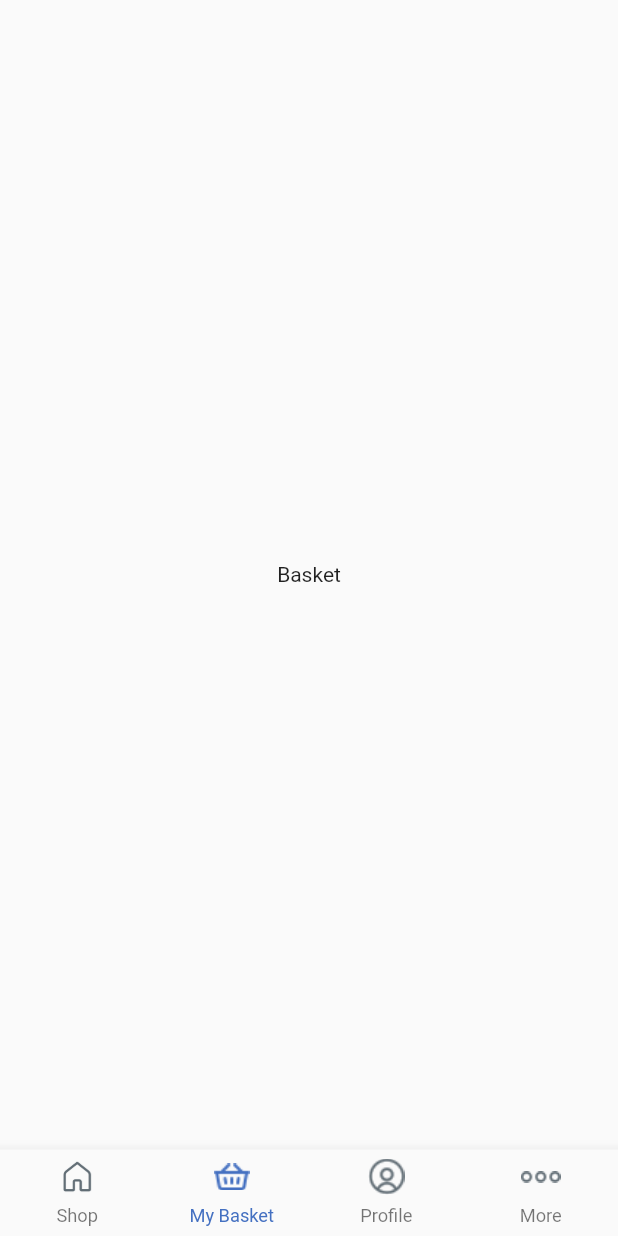
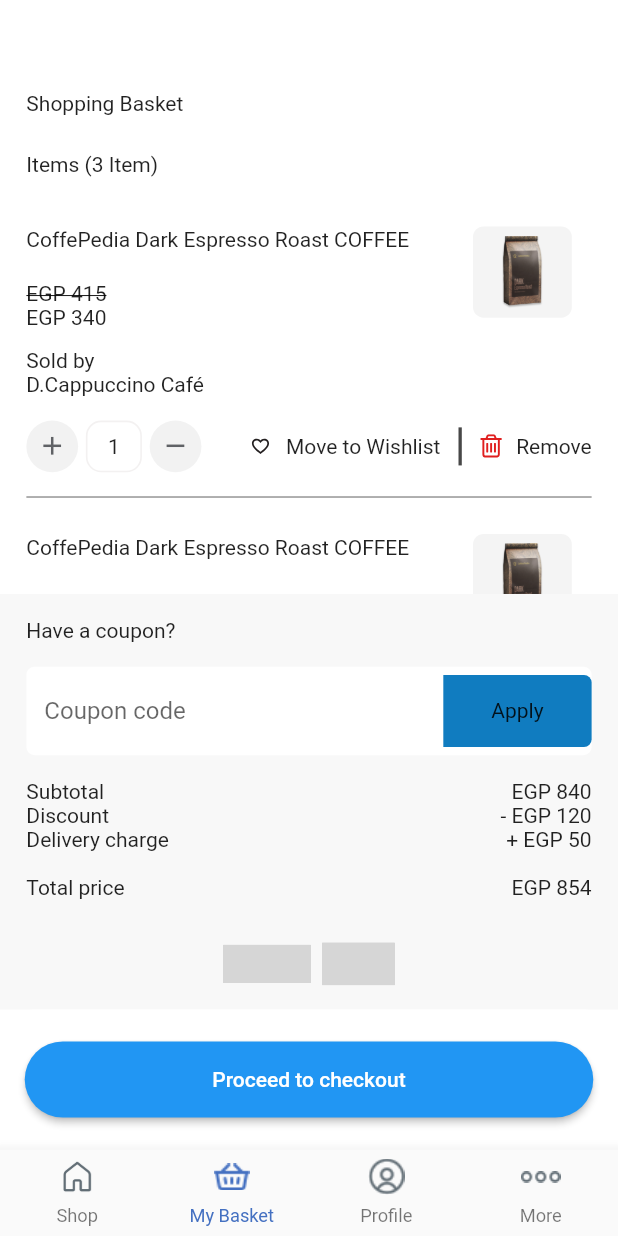
Before and after one commit to CofePedia/coffee_pedia_mobile_app, a Flutter app: the HomePage screen opened directly, item 2 of the bottom bar chosen, on a phone screen of 412 x 824 dp. Run offline on Flutter 3.47's test engine with Material 2 defaults, Android fonts, the phone set to English and light mode, and no system bars; our stand-ins replace bot_toast, easy_localization, flutter_screenutil, flutter_svg; project files that could hold a hidden picture were left out; grey boxes are pictures that could not be loaded.

Commit message:
finish checkout pop up and check out items screen.

```diff
--- /dev/null
+++ b/lib/ui/checkout_items_screen.dart
@@ -0,0 +1,337 @@
+import 'package:coffepedia/generated/assets.dart';
+import 'package:flutter/material.dart';
+import 'package:flutter_screenutil/flutter_screenutil.dart';
+import 'package:flutter_svg/flutter_svg.dart';
+
+class CheckoutItemsScreen extends StatelessWidget {
+  const CheckoutItemsScreen({Key? key}) : super(key: key);
+
+  @override
+  Widget build(BuildContext context) {
+    return Scaffold(
+      backgroundColor: Colors.white,
+      bottomNavigationBar: Container(
+        width: MediaQuery.of(context).size.width,
+        height: 92.h,
+        padding: EdgeInsets.symmetric(
+          vertical: 21.h,
+          horizontal: 15.w,
+        ),
+        decoration: BoxDecoration(
+          color: Colors.white,
+          borderRadius: BorderRadius.only(
+            topLeft: Radius.circular(22.r),
+            topRight: Radius.circular(22.r),
+          ),
+        ),
+        child: ElevatedButton(
+          onPressed: () {},
+          style: ButtonStyle(
+            shape: MaterialStateProperty.all(
+              RoundedRectangleBorder(
+                borderRadius: BorderRadius.circular(25.r),
+              ),
+            ),
+          ),
+          child: Text("Proceed to checkout"),
+        ),
+      ),
+      body: Container(
+        width: MediaQuery.of(context).size.width,
+        height: MediaQuery.of(context).size.height,
+        child: Column(
+          mainAxisAlignment: MainAxisAlignment.start,
+          crossAxisAlignment: CrossAxisAlignment.start,
+          children: [
+            SizedBox(
+              height: 60.h,
+            ),
+            Padding(
+              padding: EdgeInsets.symmetric(horizontal: 16.w),
+              child: Column(
+                crossAxisAlignment: CrossAxisAlignment.start,
+                children: [
+                  Text("Shopping Basket"),
+                  Padding(
+                    padding: EdgeInsets.symmetric(
+                      vertical: 24.6.h,
+                      horizontal: 0,
+                    ),
+                    child: Text("Items (3 Item)"),
+                  ),
+                ],
+              ),
+            ),
+            Expanded(
+              child: Container(
+                width: MediaQuery.of(context).size.width,
+                child: ListView.separated(
+                  padding: EdgeInsets.symmetric(horizontal: 16.w),
+                  itemBuilder: (context, index) {
+                    return CheckoutItems();
+                  },
+                  separatorBuilder: (context, index) {
+                    return Container(
+                      width: MediaQuery.of(context).size.width,
+                      margin: EdgeInsets.symmetric(vertical: 15.75.h),
+                      height: 1.h,
+                      color: Color(0xff979797),
+                    );
+                  },
+                  itemCount: 2,
+                ),
+              ),
+            ),
+            Container(
+              width: MediaQuery.of(context).size.width,
+              color: Color(0xffF8F8F8),
+              padding: EdgeInsets.symmetric(
+                horizontal: 16.w,
+                vertical: 16.h,
+              ),
+              child: Column(
+                mainAxisAlignment: MainAxisAlignment.start,
+                crossAxisAlignment: CrossAxisAlignment.start,
+                children: [
+                  Text("Have a coupon?"),
+                  Padding(
+                    padding: EdgeInsets.symmetric(vertical: 16.h),
+                    child: TextFormField(
+                      decoration: InputDecoration(
+                        fillColor: Colors.white,
+                        filled: true,
+                        hintText: "Coupon code",
+                        border: OutlineInputBorder(
+                          borderRadius: BorderRadius.circular(5.w),
+                          borderSide: BorderSide(
+                            color: Colors.transparent,
+                            width: 0,
+                          ),
+                        ),
+                        enabledBorder: OutlineInputBorder(
+                          borderRadius: BorderRadius.circular(5.w),
+                          borderSide: BorderSide(
+                            color: Colors.transparent,
+                            width: 0,
+                          ),
+                        ),
+                        suffixIcon: Container(
+                          width: 90.w,
+                          decoration: BoxDecoration(
+                            borderRadius: BorderRadius.only(
+                              bottomRight: Radius.circular(5.r),
+                              topRight: Radius.circular(5.r),
+                            ),
+                            color: Color(0xff107CC0),
+                          ),
+                          alignment: Alignment.center,
+                          child: Text("Apply"),
+                        ),
+                      ),
+                    ),
+                  ),
+                  Row(
+                    mainAxisAlignment: MainAxisAlignment.spaceBetween,
+                    children: [
+                      Text("Subtotal"),
+                      Text("EGP 840"),
+                    ],
+                  ),
+                  Row(
+                    mainAxisAlignment: MainAxisAlignment.spaceBetween,
+                    children: [
+                      Text("Discount"),
+                      Text("- EGP 120"),
+                    ],
+                  ),
+                  Row(
+                    mainAxisAlignment: MainAxisAlignment.spaceBetween,
+                    children: [
+                      Text("Delivery charge"),
+                      Text("+ EGP 50"),
+                    ],
+                  ),
+                  Padding(
+                    padding: EdgeInsets.only(top: 16.h, bottom: 28.h),
+                    child: Row(
+                      mainAxisAlignment: MainAxisAlignment.spaceBetween,
+                      children: [
+                        Text("Total price"),
+                        Text("EGP 854"),
+                      ],
+                    ),
+                  ),
+                  Row(
+                    mainAxisAlignment: MainAxisAlignment.center,
+                    children: [
+                      SvgPicture.asset(
+                        Assets.imagesVisaLogo,
+                        width: 53.w,
+                        height: 25.h,
+                      ),
+                      SizedBox(
+                        width: 7.w,
+                      ),
+                      SvgPicture.asset(
+                        Assets.imagesMastercardLogo,
+                        width: 44.w,
+                        height: 28.h,
+                      ),
+                    ],
+                  )
+                ],
+              ),
+            ),
+          ],
+        ),
+      ),
+    );
+  }
+}
+
+class CheckoutItems extends StatelessWidget {
+  const CheckoutItems({Key? key}) : super(key: key);
+
+  @override
+  Widget build(BuildContext context) {
+    return Container(
+      width: MediaQuery.of(context).size.width,
+      child: Column(
+        mainAxisAlignment: MainAxisAlignment.center,
+        crossAxisAlignment: CrossAxisAlignment.start,
+        children: [
+          Container(
+            width: MediaQuery.of(context).size.width,
+            height: 76.h,
+            margin: EdgeInsets.only(bottom: 12.h),
+            child: Row(
+              mainAxisAlignment: MainAxisAlignment.spaceBetween,
+              children: [
+                Column(
+                  mainAxisAlignment: MainAxisAlignment.spaceBetween,
+                  crossAxisAlignment: CrossAxisAlignment.start,
+                  children: [
+                    Expanded(
+                      child: Padding(
+                        padding: EdgeInsets.symmetric(vertical: 9.h),
+                        child: Text(
+                          "CoffePedia Dark Espresso Roast COFFEE",
+                          maxLines: 2,
+                          textAlign: TextAlign.start,
+                        ),
+                      ),
+                    ),
+                    Text(
+                      "EGP 415",
+                      maxLines: 2,
+                      textAlign: TextAlign.start,
+                      style: TextStyle(
+                        decoration: TextDecoration.lineThrough,
+                      ),
+                    ),
+                    Text(
+                      "EGP 340",
+                      maxLines: 2,
+                      textAlign: TextAlign.start,
+                    ),
+                  ],
+                ),
+                Container(
+                  width: 60.w,
+                  height: 60.h,
+                  decoration: BoxDecoration(
+                    color: Color(0xffF4F4F4),
+                    borderRadius: BorderRadius.circular(7.r),
+                  ),
+                  padding: EdgeInsets.symmetric(horizontal: 17.w, vertical: 6.h),
+                  margin: EdgeInsets.only(right: 12.w),
+                  child: Image.asset(
+                    Assets.imagesPack,
+                  ),
+                ),
+              ],
+            ),
+          ),
+          Text("Sold by"),
+          Text("D.Cappuccino Café"),
+          SizedBox(
+            height: 16.h,
+          ),
+          Row(
+            children: [
+              CircleAvatar(
+                backgroundColor: Color(0xffF2F2F2),
+                radius: 17.h,
+                child: Icon(
+                  Icons.add,
+                  size: 20.r,
+                  color: Color(0xff606266),
+                ),
+              ),
+              Container(
+                margin: EdgeInsets.symmetric(horizontal: 4.71.w),
+                width: 34.w,
+                height: 34.h,
+                decoration: BoxDecoration(
+                  color: Color(0xffffffff),
+                  border: Border.all(color: Color(0xffF3F1F1), width: 1.w),
+                  borderRadius: BorderRadius.circular(10.r),
+                ),
+                alignment: Alignment.center,
+                child: Text("1"),
+              ),
+              CircleAvatar(
+                backgroundColor: Color(0xffF2F2F2),
+                radius: 17.h,
+                child: Icon(
+                  Icons.remove,
+                  size: 20.r,
+                  color: Color(0xff606266),
+                ),
+              ),
+              Spacer(),
+              InkWell(
+                onTap: () {},
+                child: Row(
+                  children: [
+                    SvgPicture.asset(
+                      Assets.iconsHeart,
+                      width: 15.w,
+                      height: 13.5.h,
+                    ),
+                    SizedBox(
+                      width: 8.w,
+                    ),
+                    Text("Move to Wishlist"),
+                  ],
+                ),
+              ),
+              Container(
+                width: 2.w,
+                height: 25.h,
+                margin: EdgeInsets.symmetric(horizontal: 11.w),
+                color: Color(0xff484848),
+              ),
+              InkWell(
+                onTap: () {},
+                child: Row(
+                  children: [
+                    SvgPicture.asset(
+                      Assets.iconsDelete,
+                      width: 14.w,
+                      height: 16.h,
+                    ),
+                    SizedBox(
+                      width: 8.w,
+                    ),
+                    Text("Remove"),
+                  ],
+                ),
+              )
+            ],
+          )
+        ],
+      ),
+    );
+  }
+}
--- /dev/null
+++ b/lib/ui/checkout_popup.dart
@@ -0,0 +1,93 @@
+import 'package:coffepedia/generated/assets.dart';
+import 'package:flutter/material.dart';
+import 'package:flutter_screenutil/flutter_screenutil.dart';
+
+class CheckoutPopUp extends StatelessWidget {
+  const CheckoutPopUp({Key? key}) : super(key: key);
+
+  @override
+  Widget build(BuildContext context) {
+    return Container(
+      height: 216.h,
+      width: MediaQuery.of(context).size.width,
+      padding: EdgeInsets.symmetric(horizontal: 16.w),
+      child: Column(
+        mainAxisAlignment: MainAxisAlignment.start,
+        children: [
+          Container(
+            height: 60.h,
+            width: MediaQuery.of(context).size.width,
+            margin: EdgeInsets.only(top: 24.h),
+            child: Row(
+              mainAxisAlignment: MainAxisAlignment.start,
+              crossAxisAlignment: CrossAxisAlignment.start,
+              children: [
+                Container(
+                  width: 60.w,
+                  height: 60.h,
+                  decoration: BoxDecoration(
+                    color: Color(0xffF4F4F4),
+                    borderRadius: BorderRadius.circular(7.r),
+                  ),
+                  padding: EdgeInsets.symmetric(horizontal: 17.w, vertical: 6.h),
+                  margin: EdgeInsets.only(right: 12.w),
+                  child: Image.asset(
+                    Assets.imagesPack,
+                  ),
+                ),
+                Expanded(
+                  child: Padding(
+                    padding: EdgeInsets.symmetric(vertical: 9.h),
+                    child: Text(
+                      "CoffePedia Dark Espresso Roast COFFEE",
+                      maxLines: 2,
+                      textAlign: TextAlign.start,
+                    ),
+                  ),
+                ),
+                Column(
+                  mainAxisAlignment: MainAxisAlignment.center,
+                  crossAxisAlignment: CrossAxisAlignment.end,
+                  children: [
+                    Text("Total"),
+                    SizedBox(
+                      height: 16.h,
+                    ),
+                    Text("EGP 340"),
+                  ],
+                ),
+              ],
+            ),
+          ),
+          Container(
+            width: MediaQuery.of(context).size.width,
+            margin: EdgeInsets.only(top: 22.h, bottom: 7.h),
+            height: 50.h,
+            child: ElevatedButton(
+              onPressed: () {},
+              style: ButtonStyle(
+                shape: MaterialStateProperty.all(
+                  RoundedRectangleBorder(
+                    borderRadius: BorderRadius.circular(25.r),
+                  ),
+                ),
+              ),
+              child: Text("Proceed to checkout"),
+            ),
+          ),
+          TextButton(
+            onPressed: () {
+              Navigator.pop(context);
+            },
+            child: Text(
+              "Continue Shopping",
+              style: Theme.of(context).textTheme.bodyText1!.copyWith(
+                    color: const Color(0xffe02020),
+                  ),
+            ),
+          ),
+        ],
+      ),
+    );
+  }
+}
--- a/lib/ui/screens/home_page.dart
+++ b/lib/ui/screens/home_page.dart
@@ -2,6 +2,7 @@
 import 'package:flutter/material.dart';
 import 'package:flutter_screenutil/flutter_screenutil.dart';
 import 'package:flutter_svg/flutter_svg.dart';
+import '../checkout_items_screen.dart';
 import 'basket_screen.dart';
 import 'profile_screen.dart';
 import 'home_screen.dart';
@@ -56,7 +57,7 @@
         index: currentIndex,
         children: [
           const HomeScreen(),
-          const BasketScreen(),
+          const CheckoutItemsScreen(),
           const ProfileScreen(),
           const MoreScreen(),
         ],
--- a/lib/ui/screens/intro/splash_screen.dart
+++ b/lib/ui/screens/intro/splash_screen.dart
@@ -1,6 +1,8 @@
 import 'package:coffepedia/generated/assets.dart';
 import 'package:flutter/material.dart';
 import 'package:flutter_screenutil/flutter_screenutil.dart';
+import '../../checkout_popup.dart';
+import '../../extension_method.dart';
 
 class SplashScreen extends StatelessWidget {
   const SplashScreen({Key? key}) : super(key: key);
@@ -16,10 +18,17 @@
           ),
         ),
         child: Center(
-          child: Image.asset(
-            Assets.iconsCoffePediaLogo,
-            width: 199.w,
-            height: 174.h,
+          child: RaisedButton(
+            onPressed: () {
+              context.showCustomBottomSheet(
+                CheckoutPopUp(),
+              );
+            },
+            child: Image.asset(
+              Assets.iconsCoffePediaLogo,
+              width: 199.w,
+              height: 174.h,
+            ),
           ),
         ),
       ),
```
Also changed, not shown: assets/icons/Delete.svg (added), assets/images/MastercardLogo.svg (added), assets/images/visaLogo.svg (added), lib/generated/assets.dart.
